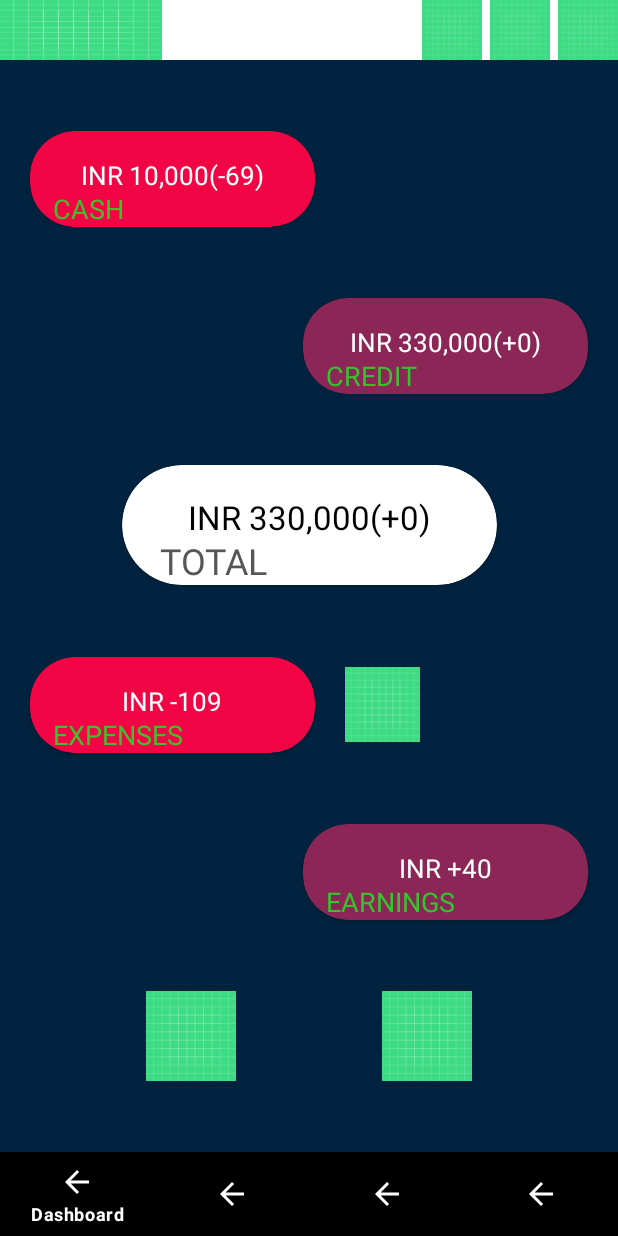
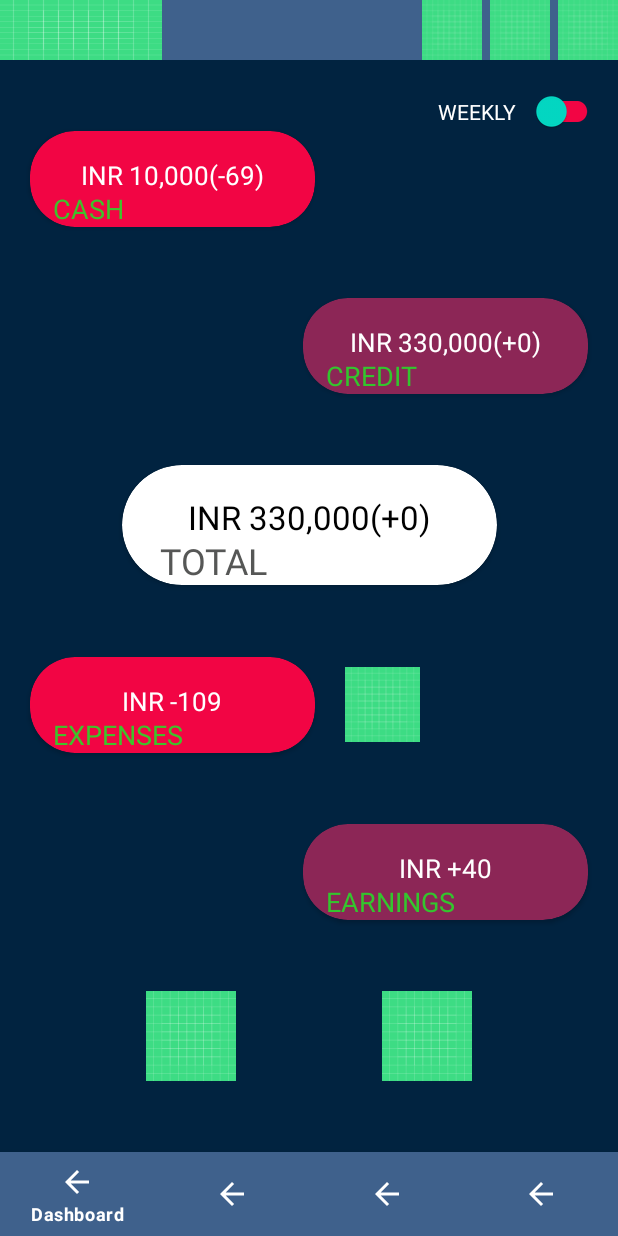
Before and after one commit to Suswan114/70S, an Android app: the screen it shows after launch (MainActivity), on a phone screen of 412 x 824 dp. Run offline under Robolectric (Android 15) with nearby library versions, the phone set to English and light mode, and no system bars.

Commit message:
toggle added

```diff
--- a/app/src/main/res/layout/activity_main.xml
+++ b/app/src/main/res/layout/activity_main.xml
@@ -9,6 +9,7 @@
     <androidx.constraintlayout.widget.ConstraintLayout
         android:layout_width="match_parent"
         android:layout_height="40dp"
+        android:background="#3F618C"
         android:id="@+id/nav_menu">
         <ImageView
             android:layout_width="wrap_content"
@@ -17,6 +18,8 @@
             app:layout_constraintStart_toStartOf="parent"
             android:id="@+id/logo"
             android:scaleType="fitXY"
+            android:clickable="true"
+            android:focusable="true"
             android:src="@drawable/ic_launcher_background"/>]
         <ImageView
             android:layout_width="40dp"
@@ -32,6 +35,8 @@
             app:layout_constraintEnd_toStartOf="@id/profile"
             android:layout_marginEnd="5dp"
             android:id="@+id/setting"
+            android:clickable="true"
+            android:focusable="true"
             android:src="@drawable/ic_launcher_background"/>
         <ImageView
             android:layout_width="40dp"
@@ -40,6 +45,8 @@
             app:layout_constraintEnd_toStartOf="@id/setting"
             android:layout_marginEnd="5dp"
             android:id="@+id/unknownbttn"
+            android:clickable="true"
+            android:focusable="true"
             android:src="@drawable/ic_launcher_background"/>
     </androidx.constraintlayout.widget.ConstraintLayout>
     <FrameLayout
@@ -54,7 +61,7 @@
         android:layout_width="match_parent"
         android:layout_height="wrap_content"
         android:id="@+id/bottom_nav"
-        android:background="@color/black"
+        android:background="#3F618C"
         android:layout_alignParentBottom="true"
         app:itemIconTint="@color/white"
         app:itemTextColor="@color/white"
--- a/app/src/main/res/layout/fragment_dashboard.xml
+++ b/app/src/main/res/layout/fragment_dashboard.xml
@@ -6,6 +6,25 @@
     android:background="#012340"
     xmlns:app="http://schemas.android.com/apk/res-auto">
 
+    <androidx.appcompat.widget.SwitchCompat
+        android:layout_width="wrap_content"
+        android:layout_height="wrap_content"
+        android:id="@+id/switch_day"
+        app:layout_constraintTop_toTopOf="parent"
+        app:layout_constraintEnd_toEndOf="parent"
+        app:thumbTint="@color/teal_200"
+        android:layout_margin="10dp"
+        app:trackTint="#F20544" />
+    <TextView
+        android:layout_width="wrap_content"
+        android:layout_height="wrap_content"
+        android:id="@+id/swithch_text"
+        app:layout_constraintTop_toTopOf="@id/switch_day"
+        app:layout_constraintBottom_toBottomOf="@id/switch_day"
+        app:layout_constraintEnd_toStartOf="@id/switch_day"
+        android:text="WEEKLY"
+        android:layout_marginRight="10dp"
+        android:textColor="@color/white"/>
     <androidx.cardview.widget.CardView
         android:layout_width="190dp"
         android:layout_height="64dp"
@@ -129,10 +148,10 @@
         app:layout_constraintTop_toTopOf="@id/expenses"
         app:layout_constraintBottom_toBottomOf="@id/expenses"
         android:layout_marginStart="20dp"
-        android:layout_toRightOf="@id/expenses"
+        android:layout_toEndOf="@id/expenses"
         android:src="@drawable/ic_launcher_background"
         android:clickable="true"
-        android:focusable="true"/>
+        android:focusable="true" />
     <androidx.cardview.widget.CardView
         android:layout_width="190dp"
         android:layout_height="64dp"
@@ -172,7 +191,8 @@
         android:src="@drawable/ic_launcher_background"
         app:layout_constraintStart_toStartOf="parent"
         app:layout_constraintEnd_toStartOf="@id/minus"
-       />
+        android:clickable="true"
+        android:focusable="true" />
 
     <ImageView
         android:id="@+id/minus"
@@ -183,7 +203,9 @@
         app:layout_constraintBottom_toBottomOf="parent"
         app:layout_constraintEnd_toEndOf="parent"
         app:layout_constraintStart_toEndOf="@id/add"
-        app:layout_constraintTop_toBottomOf="@id/earnings" />
+        app:layout_constraintTop_toBottomOf="@id/earnings"
+        android:clickable="true"
+        android:focusable="true"/>
 
 
 </androidx.constraintlayout.widget.ConstraintLayout>
--- a/app/src/main/res/values-night/themes.xml
+++ b/app/src/main/res/values-night/themes.xml
@@ -2,8 +2,8 @@
     <!-- Base application theme. -->
     <style name="Theme.7OS" parent="Theme.MaterialComponents.DayNight.NoActionBar">
         <!-- Primary brand color. -->
-        <item name="colorPrimary">@color/purple_200</item>
-        <item name="colorPrimaryVariant">@color/purple_700</item>
+        <item name="colorPrimary">#3F618C</item>
+        <item name="colorPrimaryVariant">#3F618C</item>
         <item name="colorOnPrimary">@color/black</item>
         <!-- Secondary brand color. -->
         <item name="colorSecondary">@color/teal_200</item>
--- a/app/src/main/res/values/themes.xml
+++ b/app/src/main/res/values/themes.xml
@@ -2,8 +2,8 @@
     <!-- Base application theme. -->
     <style name="Theme.7OS" parent="Theme.MaterialComponents.DayNight.NoActionBar">
         <!-- Primary brand color. -->
-        <item name="colorPrimary">@color/purple_500</item>
-        <item name="colorPrimaryVariant">@color/purple_700</item>
+        <item name="colorPrimary">#3F618C</item>
+        <item name="colorPrimaryVariant">#3F618C</item>
         <item name="colorOnPrimary">@color/white</item>
         <!-- Secondary brand color. -->
         <item name="colorSecondary">@color/teal_200</item>
```
